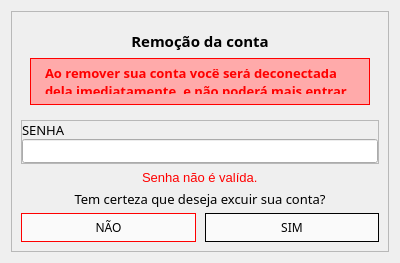
Before: the Qt Designer form excluir_conta.ui in ryanbsdeveloper/app-desktop-caltec, drawn with Qt 5.
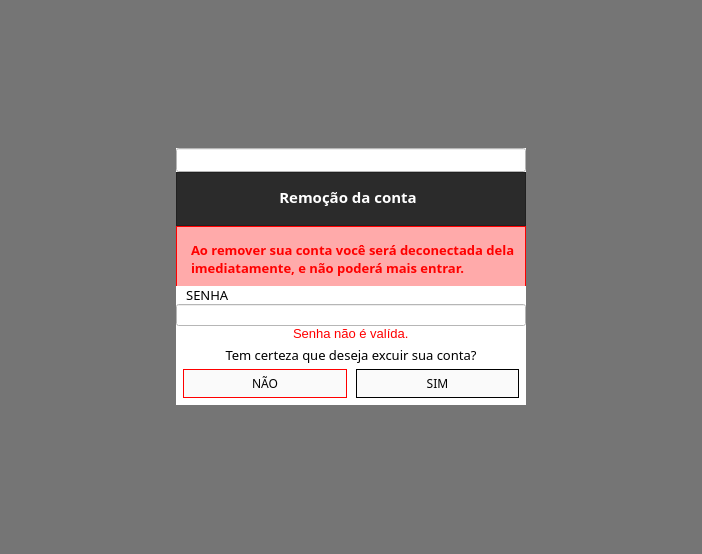
After: the same form once the commit is applied. Icons and pictures are not drawn.

Diff of the .ui file:
```diff
--- a/excluir_conta.ui
+++ b/excluir_conta.ui
@@ -6,8 +6,8 @@
    <rect>
     <x>0</x>
     <y>0</y>
-    <width>400</width>
-    <height>263</height>
+    <width>702</width>
+    <height>554</height>
    </rect>
   </property>
   <property name="windowTitle">
@@ -21,15 +21,157 @@
    <bool>true</bool>
   </property>
   <layout class="QVBoxLayout" name="verticalLayout">
+   <property name="spacing">
+    <number>0</number>
+   </property>
+   <property name="leftMargin">
+    <number>0</number>
+   </property>
+   <property name="topMargin">
+    <number>0</number>
+   </property>
+   <property name="rightMargin">
+    <number>0</number>
+   </property>
+   <property name="bottomMargin">
+    <number>0</number>
+   </property>
    <item>
     <widget class="QFrame" name="frame">
+     <property name="styleSheet">
+      <string notr="true">background-color: rgba(0, 0, 0, 130);</string>
+     </property>
+     <property name="frameShape">
+      <enum>QFrame::NoFrame</enum>
+     </property>
+     <property name="frameShadow">
+      <enum>QFrame::Raised</enum>
+     </property>
+     <layout class="QHBoxLayout" name="horizontalLayout_4">
+      <item>
+       <widget class="QFrame" name="frame_13">
+        <property name="maximumSize">
+         <size>
+          <width>350</width>
+          <height>257</height>
+         </size>
+        </property>
+        <property name="styleSheet">
+         <string notr="true">background-color: rgb(255, 255, 255);</string>
+        </property>
+        <property name="frameShape">
+         <enum>QFrame::NoFrame</enum>
+        </property>
+        <property name="frameShadow">
+         <enum>QFrame::Raised</enum>
+        </property>
+        <layout class="QVBoxLayout" name="verticalLayout_11">
+         <property name="spacing">
+          <number>0</number>
+         </property>
+         <property name="leftMargin">
+          <number>0</number>
+         </property>
+         <property name="topMargin">
+          <number>0</number>
+         </property>
+         <property name="rightMargin">
+          <number>0</number>
+         </property>
+         <property name="bottomMargin">
+          <number>7</number>
+         </property>
+         <item>
+          <widget class="QLineEdit" name="input_senha_atual">
+           <property name="minimumSize">
+            <size>
+             <width>1</width>
+             <height>0</height>
+            </size>
+           </property>
+           <property name="styleSheet">
+            <string notr="true">QLineEdit{padding:3px}
+QLineEdit:focus{
+border:1px solid rgb(67, 202, 0)
+}</string>
+           </property>
+           <property name="echoMode">
+            <enum>QLineEdit::Password</enum>
+           </property>
+          </widget>
+         </item>
+         <item>
+          <widget class="QFrame" name="frame_3">
+           <property name="minimumSize">
+            <size>
+             <width>0</width>
+             <height>50</height>
+            </size>
+           </property>
+           <property name="styleSheet">
+            <string notr="true">background-color: rgb(43, 43, 43);</string>
+           </property>
      <property name="frameShape">
       <enum>QFrame::StyledPanel</enum>
      </property>
      <property name="frameShadow">
       <enum>QFrame::Raised</enum>
      </property>
-     <layout class="QVBoxLayout" name="verticalLayout_3">
+           <widget class="QLabel" name="label_2">
+            <property name="geometry">
+             <rect>
+              <x>100</x>
+              <y>16</y>
+              <width>144</width>
+              <height>18</height>
+             </rect>
+            </property>
+            <property name="font">
+             <font>
+              <family>Century Gothic</family>
+              <pointsize>11</pointsize>
+              <weight>75</weight>
+              <bold>true</bold>
+             </font>
+            </property>
+            <property name="styleSheet">
+             <string notr="true">color: rgb(255, 255, 255);</string>
+            </property>
+            <property name="text">
+             <string>Remoção da conta</string>
+            </property>
+            <property name="alignment">
+             <set>Qt::AlignCenter</set>
+            </property>
+           </widget>
+           <widget class="QPushButton" name="pushButton">
+            <property name="geometry">
+             <rect>
+              <x>314</x>
+              <y>15</y>
+              <width>20</width>
+              <height>20</height>
+             </rect>
+            </property>
+            <property name="styleSheet">
+             <string notr="true">border:0</string>
+            </property>
+            <property name="text">
+             <string/>
+            </property>
+            <property name="icon">
+             <iconset resource="Resources/resources.qrc">
+              <normaloff>:/icons/xmark-solid.svg</normaloff>:/icons/xmark-solid.svg</iconset>
+            </property>
+            <property name="iconSize">
+             <size>
+              <width>16</width>
+              <height>20</height>
+             </size>
+            </property>
+           </widget>
+          </widget>
+         </item>
       <item>
        <widget class="QFrame" name="frame_4">
         <property name="minimumSize">
@@ -57,30 +199,27 @@
          <enum>QFrame::Raised</enum>
         </property>
         <layout class="QVBoxLayout" name="verticalLayout_2">
-         <item>
-          <widget class="QLabel" name="label_2">
-           <property name="font">
-            <font>
-             <family>Century Gothic</family>
-             <pointsize>11</pointsize>
-             <weight>75</weight>
-             <bold>true</bold>
-            </font>
-           </property>
-           <property name="text">
-            <string>Remoção da conta</string>
-           </property>
-           <property name="alignment">
-            <set>Qt::AlignCenter</set>
-           </property>
-          </widget>
-         </item>
+            <property name="spacing">
+             <number>0</number>
+            </property>
+            <property name="leftMargin">
+             <number>0</number>
+            </property>
+            <property name="topMargin">
+             <number>0</number>
+            </property>
+            <property name="rightMargin">
+             <number>0</number>
+            </property>
+            <property name="bottomMargin">
+             <number>0</number>
+            </property>
          <item>
           <widget class="QLabel" name="label_3">
            <property name="minimumSize">
             <size>
              <width>197</width>
-             <height>22</height>
+                <height>65</height>
             </size>
            </property>
            <property name="font">
@@ -105,33 +244,6 @@
            </property>
           </widget>
          </item>
-        </layout>
-       </widget>
-      </item>
-      <item>
-       <widget class="QFrame" name="frame_3">
-        <property name="frameShape">
-         <enum>QFrame::StyledPanel</enum>
-        </property>
-        <property name="frameShadow">
-         <enum>QFrame::Raised</enum>
-        </property>
-        <layout class="QVBoxLayout" name="verticalLayout_4">
-         <property name="spacing">
-          <number>0</number>
-         </property>
-         <property name="leftMargin">
-          <number>0</number>
-         </property>
-         <property name="topMargin">
-          <number>0</number>
-         </property>
-         <property name="rightMargin">
-          <number>0</number>
-         </property>
-         <property name="bottomMargin">
-          <number>0</number>
-         </property>
          <item>
           <widget class="QLabel" name="label_4">
            <property name="font">
@@ -141,22 +253,12 @@
             </font>
            </property>
            <property name="text">
-            <string>SENHA</string>
+               <string>   SENHA</string>
            </property>
           </widget>
          </item>
          <item>
-          <widget class="QLineEdit" name="input_senha_atual">
-           <property name="styleSheet">
-            <string notr="true">QLineEdit{padding:3px}
-QLineEdit:focus{
-border:1px solid rgb(67, 202, 0)
-}</string>
-           </property>
-           <property name="echoMode">
-            <enum>QLineEdit::Password</enum>
-           </property>
-          </widget>
+             <widget class="QLineEdit" name="lineEdit_2"/>
          </item>
         </layout>
        </widget>
@@ -171,13 +273,13 @@
         </property>
         <layout class="QGridLayout" name="gridLayout_2">
          <property name="leftMargin">
-          <number>0</number>
+             <number>7</number>
          </property>
          <property name="topMargin">
           <number>0</number>
          </property>
          <property name="rightMargin">
-          <number>0</number>
+             <number>7</number>
          </property>
          <property name="bottomMargin">
           <number>0</number>
@@ -267,6 +369,9 @@
            <property name="text">
             <string>Senha não é valída.</string>
            </property>
+             </widget>
+            </item>
+           </layout>
           </widget>
          </item>
         </layout>
```
Lines whose indentation alone changed are shown as unchanged.
